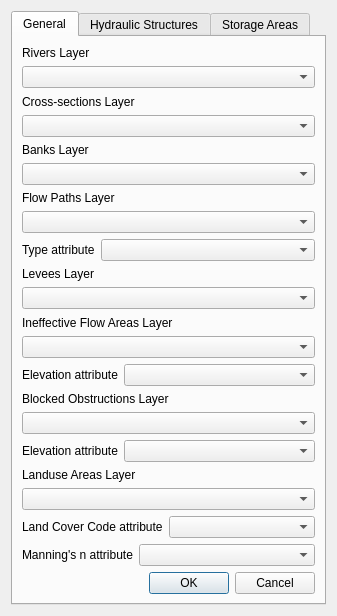
Before: the Qt Designer form rivergis/ui/ui_importDataIntoRasTables.ui in erpas/rgis, drawn with Qt 5.
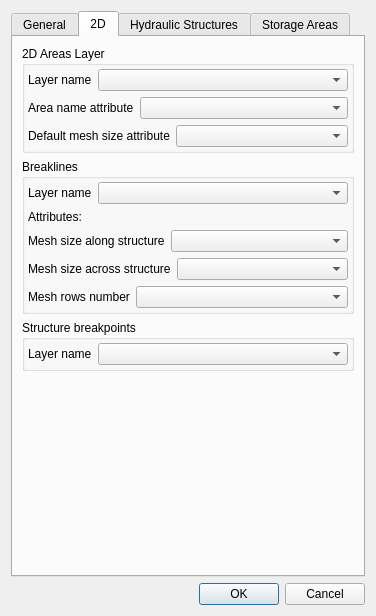
After: the same form once the commit is applied. The open tabs and pages were chosen to show the change.

Commit message: started rewriting importing into PG tables

What changed in the file:
```diff
--- a/rivergis/ui/ui_importDataIntoRasTables.ui
+++ b/rivergis/ui/ui_importDataIntoRasTables.ui
@@ -6,7 +6,7 @@
    <rect>
     <x>0</x>
     <y>0</y>
-    <width>337</width>
+    <width>376</width>
     <height>586</height>
    </rect>
   </property>
@@ -223,15 +223,294 @@
            </item>
           </layout>
          </item>
+        </layout>
+       </item>
+      </layout>
+     </widget>
+     <widget class="QWidget" name="flowAreas">
+      <attribute name="title">
+       <string>2D</string>
+      </attribute>
+      <layout class="QGridLayout" name="gridLayout_7">
+       <item row="0" column="0">
+        <layout class="QVBoxLayout" name="verticalLayout_3">
+         <property name="topMargin">
+          <number>0</number>
+         </property>
          <item>
-          <widget class="QDialogButtonBox" name="buttonBox">
-           <property name="standardButtons">
-            <set>QDialogButtonBox::Cancel|QDialogButtonBox::Ok</set>
+          <widget class="QGroupBox" name="groupBox">
+           <property name="title">
+            <string>2D Areas Layer</string>
            </property>
+           <layout class="QGridLayout" name="gridLayout_4" rowstretch="0">
+            <property name="margin">
+             <number>3</number>
+            </property>
+            <item row="0" column="0">
+             <layout class="QVBoxLayout" name="verticalLayout_4">
+              <item>
+               <layout class="QHBoxLayout" name="horizontalLayout_7">
+                <item>
+                 <widget class="QLabel" name="label_9">
+                  <property name="text">
+                   <string>Layer name</string>
+                  </property>
+                  <property name="buddy">
+                   <cstring>cbo2dFlowAreas</cstring>
+                  </property>
+                 </widget>
+                </item>
+                <item>
+                 <widget class="QComboBox" name="cbo2dFlowAreas">
+                  <property name="sizePolicy">
+                   <sizepolicy hsizetype="MinimumExpanding" vsizetype="Fixed">
+                    <horstretch>0</horstretch>
+                    <verstretch>0</verstretch>
+                   </sizepolicy>
+                  </property>
+                  <property name="minimumSize">
+                   <size>
+                    <width>0</width>
+                    <height>0</height>
+                   </size>
+                  </property>
+                  <property name="acceptDrops">
+                   <bool>false</bool>
+                  </property>
+                  <property name="minimumContentsLength">
+                   <number>0</number>
+                  </property>
+                  <property name="frame">
+                   <bool>true</bool>
+                  </property>
+                 </widget>
+                </item>
+               </layout>
+              </item>
+              <item>
+               <layout class="QHBoxLayout" name="horizontalLayout_8">
+                <item>
+                 <widget class="QLabel" name="AreaNameAttributeLabel">
+                  <property name="text">
+                   <string>Area name attribute</string>
+                  </property>
+                  <property name="buddy">
+                   <cstring>cbo2dAreasNameAttr</cstring>
+                  </property>
+                 </widget>
+                </item>
+                <item>
+                 <widget class="QComboBox" name="cbo2dAreasNameAttr">
+                  <property name="sizePolicy">
+                   <sizepolicy hsizetype="MinimumExpanding" vsizetype="Fixed">
+                    <horstretch>0</horstretch>
+                    <verstretch>0</verstretch>
+                   </sizepolicy>
+                  </property>
+                 </widget>
+                </item>
+               </layout>
+              </item>
+              <item>
+               <layout class="QHBoxLayout" name="horizontalLayout_9">
+                <property name="spacing">
+                 <number>6</number>
+                </property>
+                <item>
+                 <widget class="QLabel" name="AreaNameAttributeLabel_2">
+                  <property name="text">
+                   <string>Default mesh size attribute</string>
+                  </property>
+                  <property name="buddy">
+                   <cstring>cbo2dAreasMeshSizeAttr</cstring>
+                  </property>
+                 </widget>
+                </item>
+                <item>
+                 <widget class="QComboBox" name="cbo2dAreasMeshSizeAttr">
+                  <property name="sizePolicy">
+                   <sizepolicy hsizetype="MinimumExpanding" vsizetype="Fixed">
+                    <horstretch>0</horstretch>
+                    <verstretch>0</verstretch>
+                   </sizepolicy>
+                  </property>
+                 </widget>
+                </item>
+               </layout>
+              </item>
+             </layout>
+            </item>
+           </layout>
           </widget>
          </item>
+         <item>
+          <widget class="QGroupBox" name="groupBox_2">
+           <property name="title">
+            <string>Breaklines</string>
+           </property>
+           <layout class="QGridLayout" name="gridLayout_5">
+            <property name="margin">
+             <number>3</number>
+            </property>
+            <item row="0" column="0">
+             <layout class="QVBoxLayout" name="verticalLayout_5">
+              <item>
+               <layout class="QHBoxLayout" name="horizontalLayout_10">
+                <item>
+                 <widget class="QLabel" name="AreaNameAttributeLabel_3">
+                  <property name="text">
+                   <string>Layer name</string>
+                  </property>
+                  <property name="buddy">
+                   <cstring>cboStructures</cstring>
+                  </property>
+                 </widget>
+                </item>
+                <item>
+                 <widget class="QComboBox" name="cboStructures">
+                  <property name="sizePolicy">
+                   <sizepolicy hsizetype="MinimumExpanding" vsizetype="Fixed">
+                    <horstretch>0</horstretch>
+                    <verstretch>0</verstretch>
+                   </sizepolicy>
+                  </property>
+                 </widget>
+                </item>
+               </layout>
+              </item>
+              <item>
+               <widget class="QLabel" name="label_15">
+                <property name="text">
+                 <string>Attributes:</string>
+                </property>
+               </widget>
+              </item>
+              <item>
+               <layout class="QHBoxLayout" name="horizontalLayout_11">
+                <item>
+                 <widget class="QLabel" name="AreaNameAttributeLabel_4">
+                  <property name="text">
+                   <string>Mesh size along structure</string>
+                  </property>
+                  <property name="buddy">
+                   <cstring>cboStructureMeshSizeAlongAttr</cstring>
+                  </property>
+                 </widget>
+                </item>
+                <item>
+                 <widget class="QComboBox" name="cboStructureMeshSizeAlongAttr">
+                  <property name="sizePolicy">
+                   <sizepolicy hsizetype="MinimumExpanding" vsizetype="Fixed">
+                    <horstretch>0</horstretch>
+                    <verstretch>0</verstretch>
+                   </sizepolicy>
+                  </property>
+                 </widget>
+                </item>
+               </layout>
+              </item>
+              <item>
+               <layout class="QHBoxLayout" name="horizontalLayout_12">
+                <property name="topMargin">
+                 <number>0</number>
+                </property>
+                <item>
+                 <widget class="QLabel" name="label_16">
+                  <property name="text">
+                   <string>Mesh size across structure</string>
+                  </property>
+                 </widget>
+                </item>
+                <item>
+                 <widget class="QComboBox" name="cboStructureMeshSizeAcrossAttr">
+                  <property name="sizePolicy">
+                   <sizepolicy hsizetype="MinimumExpanding" vsizetype="Fixed">
+                    <horstretch>0</horstretch>
+                    <verstretch>0</verstretch>
+                   </sizepolicy>
+                  </property>
+                 </widget>
+                </item>
+               </layout>
+              </item>
+              <item>
+               <layout class="QHBoxLayout" name="horizontalLayout_13">
+                <item>
+                 <widget class="QLabel" name="label_17">
+                  <property name="text">
+                   <string>Mesh rows number</string>
+                  </property>
+                 </widget>
+                </item>
+                <item>
+                 <widget class="QComboBox" name="cboStructureMeshRowsAttr">
+                  <property name="sizePolicy">
+                   <sizepolicy hsizetype="MinimumExpanding" vsizetype="Fixed">
+                    <horstretch>0</horstretch>
+                    <verstretch>0</verstretch>
+                   </sizepolicy>
+                  </property>
+                 </widget>
+                </item>
+               </layout>
+              </item>
+             </layout>
+            </item>
+           </layout>
+          </widget>
+         </item>
+         <item>
+          <widget class="QGroupBox" name="groupBox_3">
+           <property name="title">
+            <string>Structure breakpoints</string>
+           </property>
+           <layout class="QGridLayout" name="gridLayout_6">
+            <property name="margin">
+             <number>3</number>
+            </property>
+            <item row="0" column="0">
+             <layout class="QVBoxLayout" name="verticalLayout_6">
+              <item>
+               <layout class="QHBoxLayout" name="horizontalLayout_14">
+                <item>
+                 <widget class="QLabel" name="label_18">
+                  <property name="text">
+                   <string>Layer name</string>
+                  </property>
+                 </widget>
+                </item>
+                <item>
+                 <widget class="QComboBox" name="cboBreakPoints">
+                  <property name="sizePolicy">
+                   <sizepolicy hsizetype="MinimumExpanding" vsizetype="Fixed">
+                    <horstretch>0</horstretch>
+                    <verstretch>0</verstretch>
+                   </sizepolicy>
+                  </property>
+                 </widget>
+                </item>
+               </layout>
+              </item>
+             </layout>
+            </item>
+           </layout>
+          </widget>
+         </item>
         </layout>
        </item>
+       <item row="1" column="0">
+        <spacer name="verticalSpacer">
+         <property name="orientation">
+          <enum>Qt::Vertical</enum>
+         </property>
+         <property name="sizeHint" stdset="0">
+          <size>
+           <width>20</width>
+           <height>40</height>
+          </size>
+         </property>
+        </spacer>
+       </item>
       </layout>
      </widget>
      <widget class="QWidget" name="structures">
@@ -251,6 +530,13 @@
      </widget>
     </widget>
    </item>
+   <item row="1" column="0">
+    <widget class="QDialogButtonBox" name="buttonBox">
+     <property name="standardButtons">
+      <set>QDialogButtonBox::Cancel|QDialogButtonBox::Ok</set>
+     </property>
+    </widget>
+   </item>
   </layout>
  </widget>
  <resources/>
```
Left out of the diff: 5 changed lines with no effect on the pictures. The commit also changes 4 other files.
